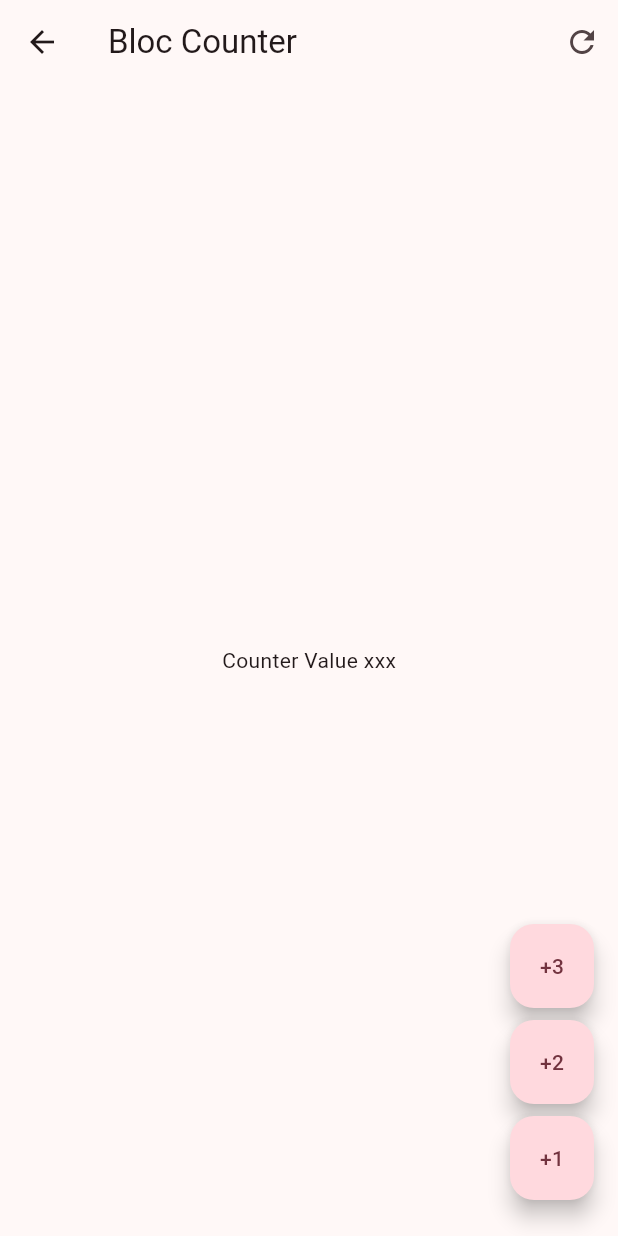
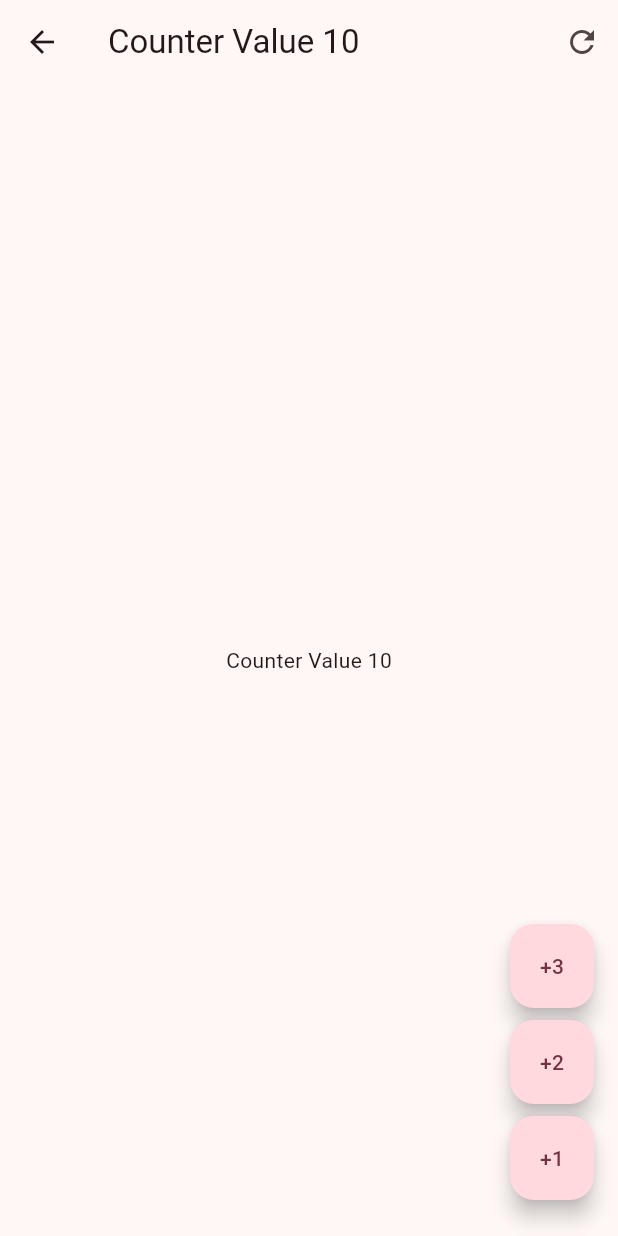
Before and after one commit to julioPicazo06/form, a Flutter app: the screen it shows after launch, after a tap on "Bloc Cubit", on a phone screen of 412 x 824 dp. Run offline on Flutter 3.47's test engine with Material 3 defaults, Android fonts, the phone set to English and light mode, and no system bars; our stand-ins replace equatable, flutter_bloc, go_router.

Commit message:
feat: Add event and handler for resetting the counter
This commit adds a new event and handler for resetting the counter in the `CounterBloc` class. The event is triggered when the user wants to reset the counter to zero. The handler updates the state of the counter to zero. This feature enhances the functionality of the counter and provides a better user experience.

```diff
--- a/lib/presentation/blocs/counter_bloc/counter_bloc.dart
+++ b/lib/presentation/blocs/counter_bloc/counter_bloc.dart
@@ -7,6 +7,8 @@ part 'counter_state.dart';
 class CounterBloc extends Bloc<CounterEvent, CounterState> {
   CounterBloc() : super(const CounterState()) {
     on<CounterIncreased>(_onCounterIncreased);
+    // se crea un nuevo manejador para el evento CounterReset
+    on<CounterReset>(_onCounterReset);
   }
 
   void _onCounterIncreased(CounterIncreased event, Emitter<CounterState> emit) {
@@ -15,4 +17,19 @@ class CounterBloc extends Bloc<CounterEvent, CounterState> {
       transactionCount: state.transactionCount + 1,
     ));
   }
+
+  // TODO se crea un evento para resetear el contador
+
+  void _onCounterReset(CounterReset event, Emitter<CounterState> emit) {
+    emit(state.copyWith(counter: 0));
+  }
+  // centralisar el codigo de incremento
+  void increaseBy([int value = 1]){
+    add( CounterIncreased(value) );
+  }
+  // centralisar el codigo de reset
+  void resetCounter(){
+    add( CounterReset() );
+  }
+
 }
--- a/lib/presentation/blocs/counter_bloc/counter_event.dart
+++ b/lib/presentation/blocs/counter_bloc/counter_event.dart
@@ -7,7 +7,10 @@ sealed class CounterEvent {
   List<Object> get props => [];
 }
 
-class CounterIncreased extends CounterEvent{
+class CounterIncreased extends CounterEvent {
   final int value;
   const CounterIncreased(this.value);
 }
+
+// TODO se crea un evento para resetear el contador
+class CounterReset extends CounterEvent {}
--- a/lib/presentation/blocs/counter_bloc/counter_state.dart
+++ b/lib/presentation/blocs/counter_bloc/counter_state.dart
@@ -6,7 +6,7 @@ class CounterState extends Equatable {
   final int transactionCount;
 
   const CounterState({
-    this.counter = 0,
+    this.counter = 10,
     this.transactionCount = 0,
   });
 
--- a/lib/presentation/screens/bloc_counter_screen.dart
+++ b/lib/presentation/screens/bloc_counter_screen.dart
@@ -1,47 +1,66 @@
 import 'package:flutter/material.dart';
+import 'package:flutter_bloc/flutter_bloc.dart';
+import 'package:form/presentation/blocs/counter_bloc/counter_bloc.dart';
 
 class BlockCounterScreen extends StatelessWidget {
   const BlockCounterScreen({super.key});
 
   @override
   Widget build(BuildContext context) {
+    return BlocProvider(
+        create: (_) => CounterBloc(), child: const BlocCounterView());
+  }
+}
+
+class BlocCounterView extends StatelessWidget {
+  const BlocCounterView({
+    super.key,
+  });
+
+  void increaseCounterBy(BuildContext context, [int value = 1]) {
+   context.read<CounterBloc>().increaseBy(value);
+  }
+
+  @override
+  Widget build(BuildContext context) {
     return Scaffold(
       appBar: AppBar(
-        title: const Text('Bloc Counter'),
+        title: context.select(
+          (CounterBloc bloc) => Text('Counter Value ${bloc.state.counter}'),
+        ) ,
         actions: [
-          IconButton(
-            onPressed : () => {},
-            icon :  const Icon(Icons.refresh)
-          )
+          IconButton(onPressed: () => context.read<CounterBloc>().resetCounter,
+           icon: const Icon(Icons.refresh))
         ],
       ),
-      body: const Center(
-        child :  Text('Counter Value xxx')
+      body: Center(
+        child: context.select(
+          (CounterBloc counterBloc) =>
+              Text('Counter Value ${counterBloc.state.counter}'),
+        ),
       ),
       floatingActionButton: Column(
         mainAxisAlignment: MainAxisAlignment.end,
         children: [
           FloatingActionButton(
-            onPressed: () {},
+            onPressed: ()=>  increaseCounterBy(context , 3),
             heroTag: '1',
             child: const Text("+3"),
           ),
-          const SizedBox(height : 8),
+          const SizedBox(height: 8),
           FloatingActionButton(
-            onPressed: ()=> {},
+            onPressed: () => increaseCounterBy(context , 2),
             heroTag: '2',
             child: const Text("+2"),
-            ),
-          const SizedBox(height : 8),
+          ),
+          const SizedBox(height: 8),
           FloatingActionButton(
-            onPressed: () {},
+            onPressed: () => increaseCounterBy(context , 1),
             heroTag: '3',
             child: const Text("+1"),
           ),
-          const SizedBox(height : 8),
-
+          const SizedBox(height: 8),
         ],
-
       ),
     );
   }
--- a/lib/presentation/screens/home_screen.dart
+++ b/lib/presentation/screens/home_screen.dart
@@ -18,7 +18,11 @@ class HomeScreen extends StatelessWidget {
             subtitle:  const Text("gestor de estado Compuesto prueba"),
             trailing: const Icon(Icons.arrow_forward_ios_rounded),
             onTap : () => context.push('/counter-bloc')
-          )
+          ),
+
+          const Padding(
+            padding: EdgeInsets.symmetric(horizontal: 10),
+            child: Divider(),)
         ],
       ),
     );
```
